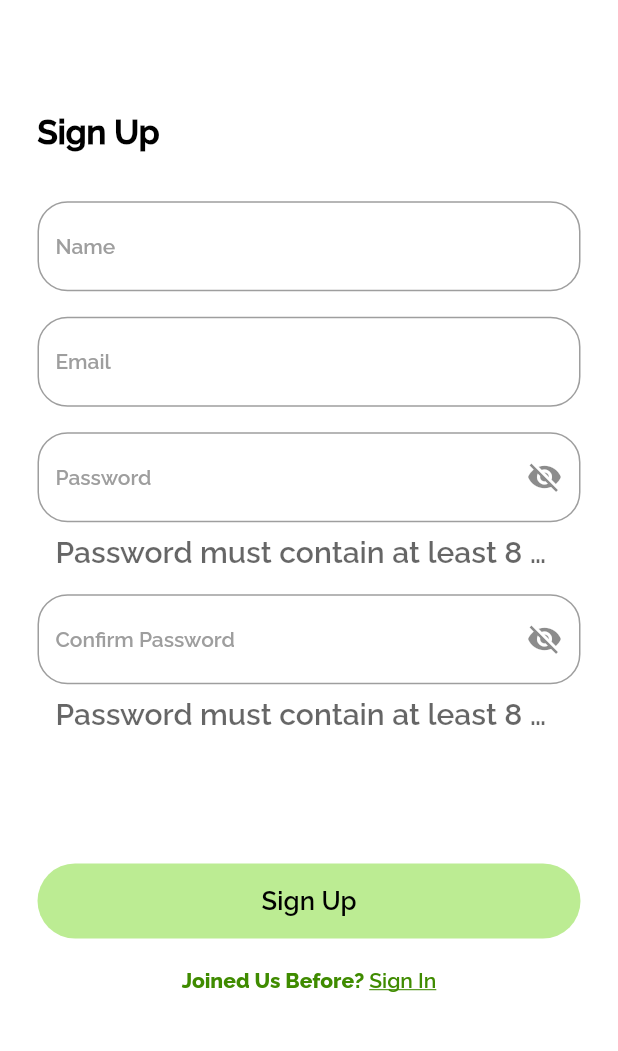
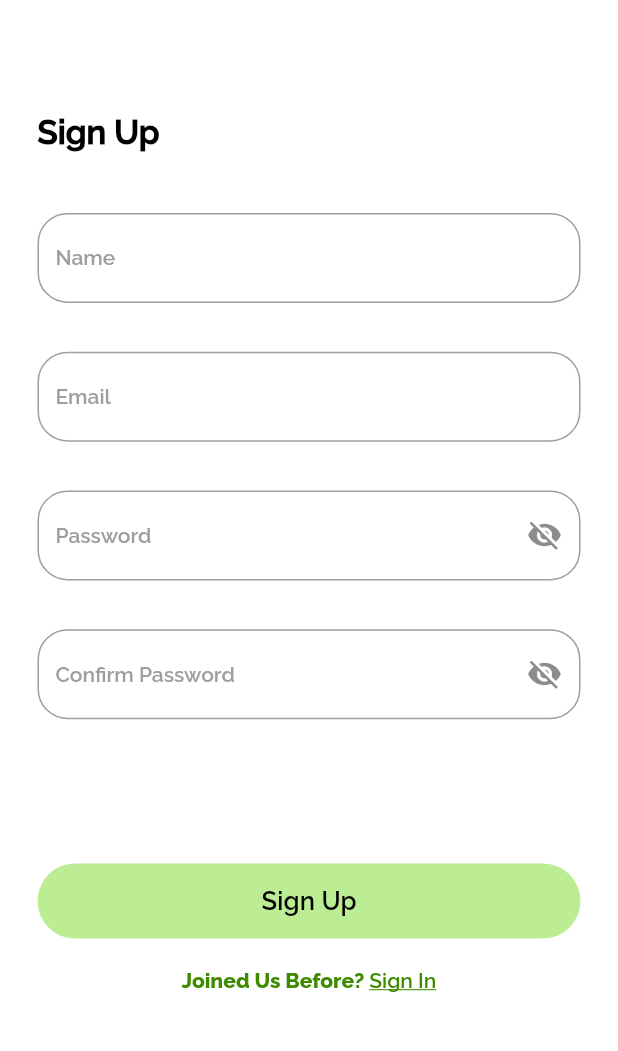
Before and after one commit to MohammadAlAgha/luminexa, a Flutter app: the SignUp screen opened by its route, on a phone screen of 412 x 824 dp, the part 122-1173 px from its top. Run offline on Flutter 3.47's test engine with Material 2 defaults, Android fonts, the phone set to English and light mode, and no system bars; our stand-ins replace fl_chart, flutter_svg, google_nav_bar.

Commit message:
Frontend: Edited the styling of the text fields

```diff
--- a/luminexa_mobile/lib/widgets/authWidgets/authWidgets.dart
+++ b/luminexa_mobile/lib/widgets/authWidgets/authWidgets.dart
@@ -55,7 +55,6 @@ class _sytledTextFieldState extends State<sytledTextField> {
                 hintText: widget.hintText,
                 label: Text(widget.label,
                     style: Theme.of(context).textTheme.displayMedium),
-                helperText: "Password must contain at least 8 character.",
                 hintStyle: Theme.of(context).textTheme.displayMedium,
                 suffixIcon: IconButton(
                   icon: Icon(passwordVisible
```
